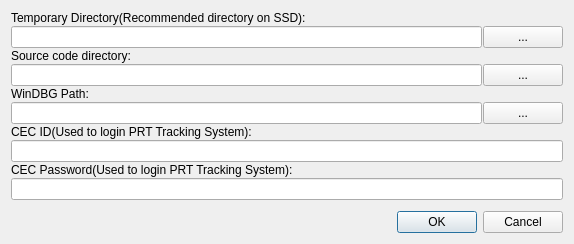
Old version of the form preferencedialog.ui in the repository missdeer/cjlv.
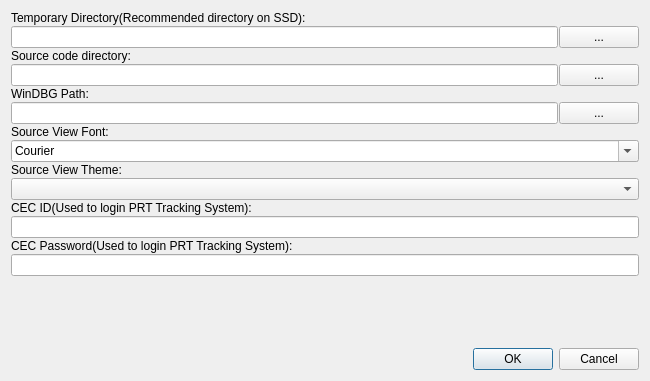
New version of the form.

Commit message: (*)configurable source view font & theme

The edit to the form file:
```diff
--- a/preferencedialog.ui
+++ b/preferencedialog.ui
@@ -6,14 +6,14 @@
    <rect>
     <x>0</x>
     <y>0</y>
-    <width>574</width>
-    <height>244</height>
+    <width>650</width>
+    <height>381</height>
    </rect>
   </property>
   <property name="windowTitle">
    <string>Preference</string>
   </property>
-  <layout class="QVBoxLayout" name="verticalLayout" stretch="0,0,0,0,0,0,0,0,0,0,0,0">
+  <layout class="QVBoxLayout" name="verticalLayout" stretch="0,0,0,0,0,0,0,0,0,0,0,0,0,0,0,0">
    <property name="spacing">
     <number>1</number>
    </property>
@@ -80,6 +80,30 @@
      </item>
     </layout>
    </item>
+   <item>
+    <widget class="QLabel" name="label_3">
+     <property name="text">
+      <string>Source View Font:</string>
+     </property>
+    </widget>
+   </item>
+   <item>
+    <widget class="QFontComboBox" name="fontComboBox">
+     <property name="fontFilters">
+      <set>QFontComboBox::MonospacedFonts</set>
+     </property>
+    </widget>
+   </item>
+   <item>
+    <widget class="QLabel" name="label_6">
+     <property name="text">
+      <string>Source View Theme:</string>
+     </property>
+    </widget>
+   </item>
+   <item>
+    <widget class="QComboBox" name="cbSourceViewTheme"/>
+   </item>
    <item>
     <widget class="QLabel" name="label_4">
      <property name="text">
```
The commit also changes 5 other files.
